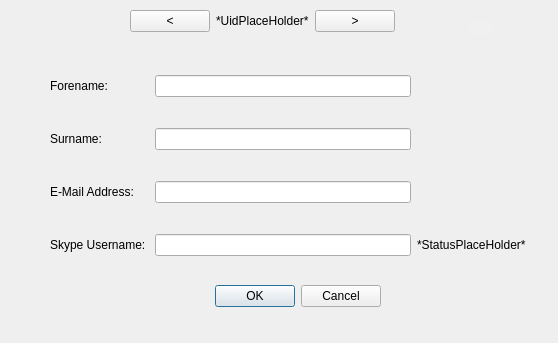
Before: the Qt Designer form contacteditor.ui in vmlemon/SocialClient, drawn with Qt 5.
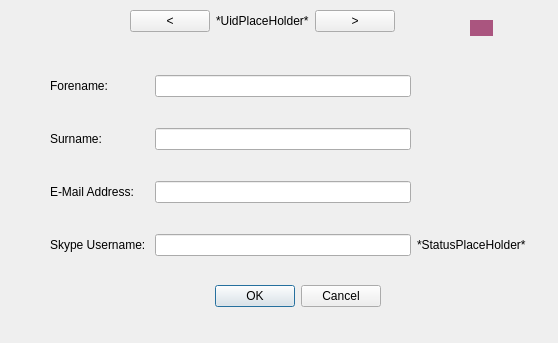
After: the same form once the commit is applied.

Commit message: State of play

The edit to the form file:
```diff
--- a/contacteditor.ui
+++ b/contacteditor.ui
@@ -140,7 +140,7 @@
     <bool>false</bool>
    </property>
    <property name="styleSheet">
-    <string notr="true">background-color: rgb(240, 240, 240);</string>
+    <string notr="true">background-color: rgb(170, 85, 127);</string>
    </property>
    <property name="frame">
     <bool>false</bool>
```
